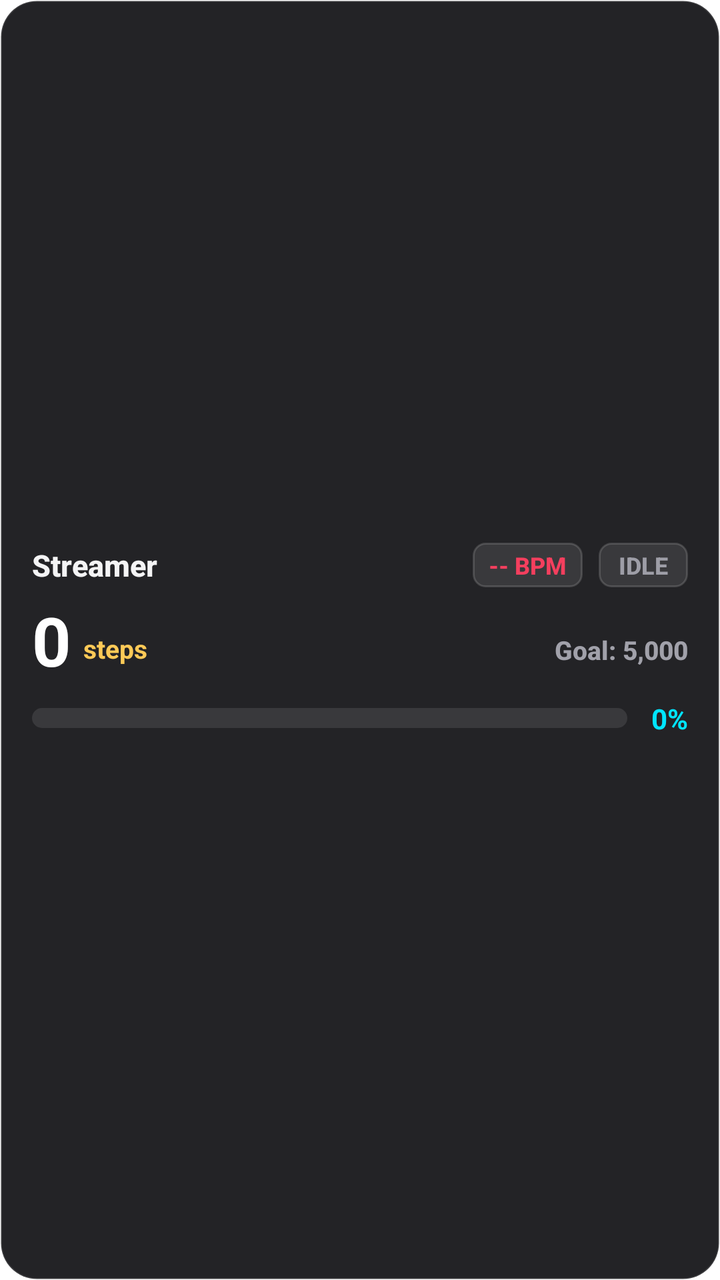
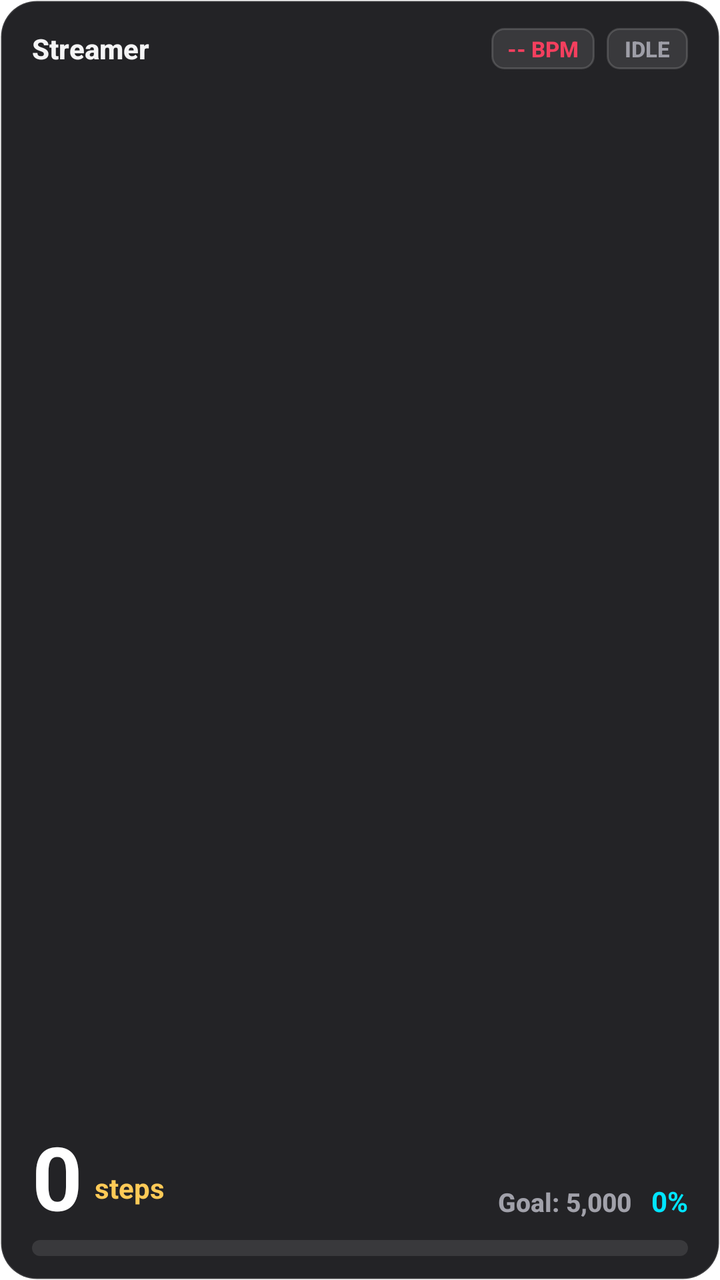

An Android layout rendered at two revisions. The XML below is the earlier revision; the diff shows what the commit changed to produce the second picture.
<!-- AndroidManifest.xml: application theme Theme.MaterialComponents.DayNight.NoActionBar -->
<!-- res/layout/widget_step_away.xml -->
<?xml version="1.0" encoding="utf-8"?>
<LinearLayout xmlns:android="http://schemas.android.com/apk/res/android"
    android:id="@+id/widgetRoot"
    android:layout_width="match_parent"
    android:layout_height="match_parent"
    android:background="@drawable/widget_background"
    android:orientation="vertical"
    android:padding="16dp"
    android:gravity="center_vertical">

    
    <LinearLayout
        android:layout_width="match_parent"
        android:layout_height="wrap_content"
        android:orientation="horizontal"
        android:gravity="center_vertical">

        <TextView
            android:id="@+id/widgetUserName"
            android:layout_width="0dp"
            android:layout_height="wrap_content"
            android:layout_weight="1"
            android:text="Streamer"
            android:textColor="#F4F4F5"
            android:textSize="15sp"
            android:fontFamily="sans-serif-medium"
            android:textStyle="bold"
            android:maxLines="1"
            android:ellipsize="end" />

        <TextView
            android:id="@+id/widgetHrChip"
            android:layout_width="wrap_content"
            android:layout_height="wrap_content"
            android:background="@drawable/widget_tier_bg"
            android:paddingStart="8dp"
            android:paddingTop="3dp"
            android:paddingEnd="8dp"
            android:paddingBottom="3dp"
            android:layout_marginEnd="8dp"
            android:text="-- BPM"
            android:textColor="#F43F5E"
            android:textSize="12sp"
            android:fontFamily="sans-serif-medium"
            android:textStyle="bold" />

        <TextView
            android:id="@+id/widgetTierBadge"
            android:layout_width="wrap_content"
            android:layout_height="wrap_content"
            android:background="@drawable/widget_tier_bg"
            android:paddingStart="10dp"
            android:paddingTop="3dp"
            android:paddingEnd="10dp"
            android:paddingBottom="3dp"
            android:text="IDLE"
            android:textColor="#9E9EA7"
            android:textSize="12sp"
            android:fontFamily="sans-serif-medium"
            android:textStyle="bold" />
    </LinearLayout>

    
    <LinearLayout
        android:layout_width="match_parent"
        android:layout_height="wrap_content"
        android:layout_marginTop="8dp"
        android:orientation="horizontal"
        android:gravity="bottom">

        <LinearLayout
            android:layout_width="0dp"
            android:layout_height="wrap_content"
            android:layout_weight="1"
            android:orientation="horizontal"
            android:gravity="bottom">

            <TextView
                android:id="@+id/widgetStepCount"
                android:layout_width="wrap_content"
                android:layout_height="wrap_content"
                android:text="0"
                android:textColor="#FFFFFF"
                android:textSize="34sp"
                android:fontFamily="sans-serif-rounded"
                android:textStyle="bold"
                android:includeFontPadding="false" />

            <TextView
                android:layout_width="wrap_content"
                android:layout_height="wrap_content"
                android:layout_marginStart="6dp"
                android:layout_marginBottom="4dp"
                android:text="steps"
                android:textColor="#FECA57"
                android:textSize="13sp"
                android:fontFamily="sans-serif-rounded"
                android:textStyle="bold" />
        </LinearLayout>

        <TextView
            android:id="@+id/widgetTargetInfo"
            android:layout_width="wrap_content"
            android:layout_height="wrap_content"
            android:layout_marginBottom="4dp"
            android:text="Goal: 5,000"
            android:textColor="#A1A1AA"
            android:textSize="13sp"
            android:fontFamily="sans-serif-medium"
            android:textStyle="bold" />
    </LinearLayout>

    
    <LinearLayout
        android:layout_width="match_parent"
        android:layout_height="wrap_content"
        android:layout_marginTop="8dp"
        android:orientation="horizontal"
        android:gravity="center_vertical">

        <ProgressBar
            android:id="@+id/widgetProgressBar"
            style="?android:attr/progressBarStyleHorizontal"
            android:layout_width="0dp"
            android:layout_height="10dp"
            android:layout_weight="1"
            android:max="100"
            android:progress="0"
            android:progressDrawable="@drawable/widget_progress_track" />

        <TextView
            android:id="@+id/widgetPercentDisplay"
            android:layout_width="wrap_content"
            android:layout_height="wrap_content"
            android:layout_marginStart="12dp"
            android:text="0%"
            android:textColor="#00E5FF"
            android:textSize="14sp"
            android:fontFamily="sans-serif-rounded"
            android:textStyle="bold" />
    </LinearLayout>

</LinearLayout>
<!-- resources referenced by this layout -->
<resources>
  <!-- drawable widget_background (drawable) -->
  <?xml version="1.0" encoding="utf-8"?>
  <shape xmlns:android="http://schemas.android.com/apk/res/android"
      android:shape="rectangle">
      <solid android:color="#F218181B" />
      <corners android:radius="18dp" />
      <stroke
          android:width="1dp"
          android:color="#1FFFFFFF" />
  </shape>
  <!-- drawable widget_progress_track (drawable) -->
  <?xml version="1.0" encoding="utf-8"?>
  <layer-list xmlns:android="http://schemas.android.com/apk/res/android">
      
      <item android:id="@android:id/background">
          <shape android:shape="rectangle">
              <corners android:radius="99dp" />
              <solid android:color="#1AFFFFFF" />
          </shape>
      </item>
      
      <item android:id="@android:id/progress">
          <clip>
              <shape android:shape="rectangle">
                  <corners android:radius="99dp" />
                  <solid android:color="#10B981" />
              </shape>
          </clip>
      </item>
  </layer-list>
  <!-- drawable widget_tier_bg (drawable) -->
  <?xml version="1.0" encoding="utf-8"?>
  <shape xmlns:android="http://schemas.android.com/apk/res/android"
      android:shape="rectangle">
      <solid android:color="#1AFFFFFF" />
      <corners android:radius="6dp" />
      <stroke
          android:width="1dp"
          android:color="#26FFFFFF" />
  </shape>
</resources>

<!-- the commit's change to res/layout/widget_step_away.xml (unified diff, before → after) -->
@@ -5,8 +5,10 @@
     android:layout_height="match_parent"
     android:background="@drawable/widget_background"
     android:orientation="vertical"
-    android:padding="16dp"
-    android:gravity="center_vertical">
+    android:paddingStart="16dp"
+    android:paddingTop="14dp"
+    android:paddingEnd="16dp"
+    android:paddingBottom="12dp">
 
     
     <LinearLayout
@@ -22,7 +24,7 @@
             android:layout_weight="1"
             android:text="Streamer"
             android:textColor="#F4F4F5"
-            android:textSize="15sp"
+            android:textSize="14sp"
             android:fontFamily="sans-serif-medium"
             android:textStyle="bold"
             android:maxLines="1"
@@ -37,10 +39,10 @@
             android:paddingTop="3dp"
             android:paddingEnd="8dp"
             android:paddingBottom="3dp"
-            android:layout_marginEnd="8dp"
+            android:layout_marginEnd="6dp"
             android:text="-- BPM"
             android:textColor="#F43F5E"
-            android:textSize="12sp"
+            android:textSize="11sp"
             android:fontFamily="sans-serif-medium"
             android:textStyle="bold" />
 
@@ -49,22 +51,27 @@
             android:layout_width="wrap_content"
             android:layout_height="wrap_content"
             android:background="@drawable/widget_tier_bg"
-            android:paddingStart="10dp"
+            android:paddingStart="9dp"
             android:paddingTop="3dp"
-            android:paddingEnd="10dp"
+            android:paddingEnd="9dp"
             android:paddingBottom="3dp"
             android:text="IDLE"
             android:textColor="#9E9EA7"
-            android:textSize="12sp"
+            android:textSize="11sp"
             android:fontFamily="sans-serif-medium"
             android:textStyle="bold" />
     </LinearLayout>
 
     
+    <FrameLayout
+        android:layout_width="match_parent"
+        android:layout_height="0dp"
+        android:layout_weight="1" />
+
+    
     <LinearLayout
         android:layout_width="match_parent"
         android:layout_height="wrap_content"
-        android:layout_marginTop="8dp"
         android:orientation="horizontal"
         android:gravity="bottom">
 
@@ -81,7 +88,7 @@
                 android:layout_height="wrap_content"
                 android:text="0"
                 android:textColor="#FFFFFF"
-                android:textSize="34sp"
+                android:textSize="44sp"
                 android:fontFamily="sans-serif-rounded"
                 android:textStyle="bold"
                 android:includeFontPadding="false" />
@@ -90,54 +97,54 @@
                 android:layout_width="wrap_content"
                 android:layout_height="wrap_content"
                 android:layout_marginStart="6dp"
-                android:layout_marginBottom="4dp"
+                android:layout_marginBottom="6dp"
                 android:text="steps"
                 android:textColor="#FECA57"
-                android:textSize="13sp"
+                android:textSize="14sp"
                 android:fontFamily="sans-serif-rounded"
                 android:textStyle="bold" />
         </LinearLayout>
 
-        <TextView
-            android:id="@+id/widgetTargetInfo"
+        
+        <LinearLayout
             android:layout_width="wrap_content"
             android:layout_height="wrap_content"
-            android:layout_marginBottom="4dp"
-            android:text="Goal: 5,000"
-            android:textColor="#A1A1AA"
-            android:textSize="13sp"
-            android:fontFamily="sans-serif-medium"
-            android:textStyle="bold" />
+            android:orientation="horizontal"
+            android:gravity="bottom"
+            android:layout_marginBottom="6dp">
+
+            <TextView
+                android:id="@+id/widgetTargetInfo"
+                android:layout_width="wrap_content"
+                android:layout_height="wrap_content"
+                android:text="Goal: 5,000"
+                android:textColor="#A1A1AA"
+                android:textSize="13sp"
+                android:fontFamily="sans-serif-medium"
+                android:textStyle="bold" />
+
+            <TextView
+                android:id="@+id/widgetPercentDisplay"
+                android:layout_width="wrap_content"
+                android:layout_height="wrap_content"
+                android:layout_marginStart="10dp"
+                android:text="0%"
+                android:textColor="#00E5FF"
+                android:textSize="14sp"
+                android:fontFamily="sans-serif-rounded"
+                android:textStyle="bold" />
+        </LinearLayout>
     </LinearLayout>
 
     
-    <LinearLayout
+    <ProgressBar
+        android:id="@+id/widgetProgressBar"
+        style="?android:attr/progressBarStyleHorizontal"
         android:layout_width="match_parent"
-        android:layout_height="wrap_content"
-        android:layout_marginTop="8dp"
-        android:orientation="horizontal"
-        android:gravity="center_vertical">
-
-        <ProgressBar
-            android:id="@+id/widgetProgressBar"
-            style="?android:attr/progressBarStyleHorizontal"
-            android:layout_width="0dp"
-            android:layout_height="10dp"
-            android:layout_weight="1"
-            android:max="100"
-            android:progress="0"
-            android:progressDrawable="@drawable/widget_progress_track" />
-
-        <TextView
-            android:id="@+id/widgetPercentDisplay"
-            android:layout_width="wrap_content"
-            android:layout_height="wrap_content"
-            android:layout_marginStart="12dp"
-            android:text="0%"
-            android:textColor="#00E5FF"
-            android:textSize="14sp"
-            android:fontFamily="sans-serif-rounded"
-            android:textStyle="bold" />
-    </LinearLayout>
+        android:layout_height="8dp"
+        android:layout_marginTop="4dp"
+        android:max="100"
+        android:progress="0"
+        android:progressDrawable="@drawable/widget_progress_track" />
 
 </LinearLayout>
